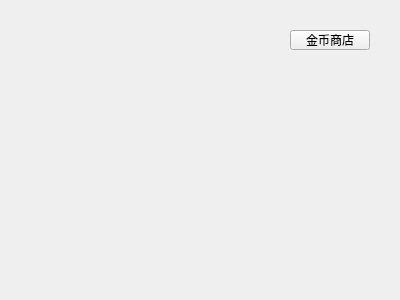
The window that mainscreen_second.ui (JinxianRen/qtgame) describes before a commit, drawn with Qt 5.
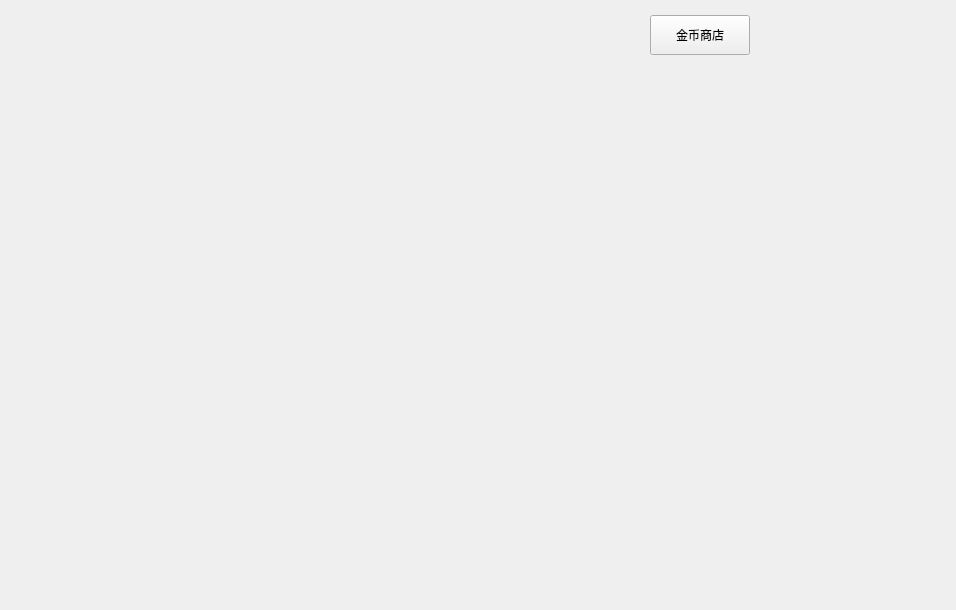
The same window after the commit.

```diff
--- a/mainscreen_second.ui
+++ b/mainscreen_second.ui
@@ -6,8 +6,8 @@
    <rect>
     <x>0</x>
     <y>0</y>
-    <width>400</width>
-    <height>300</height>
+    <width>956</width>
+    <height>610</height>
    </rect>
   </property>
   <property name="windowTitle">
@@ -16,10 +16,10 @@
   <widget class="QPushButton" name="pushButton">
    <property name="geometry">
     <rect>
-     <x>290</x>
-     <y>30</y>
-     <width>80</width>
-     <height>20</height>
+     <x>650</x>
+     <y>15</y>
+     <width>100</width>
+     <height>40</height>
     </rect>
    </property>
    <property name="text">
```
